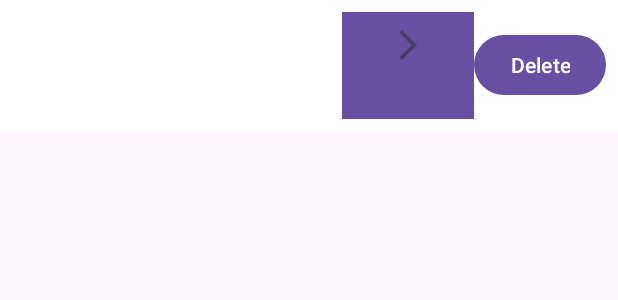
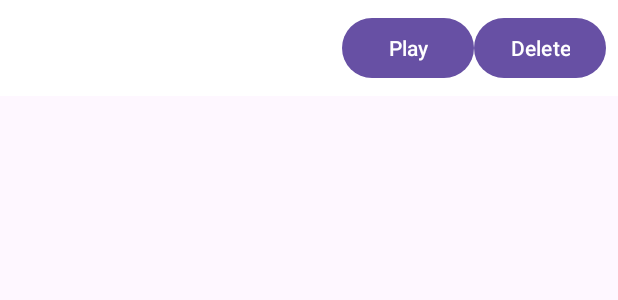
Before and after one commit to astrinleonid/HelloWorldApp, an Android app built with Jetpack Compose: the layout file_list_with_buttons.xml on its own in the app's theme, with its tools: preview values and no code run, on a phone screen of 412 x 824 dp. Shown: the top 300 px of the screen. Run offline under Robolectric (Android 15) with nearby library versions, the phone set to English and light mode, and no system bars; network calls fail.

Commit message:
Release Alpha

```diff
--- a/app/src/main/res/layout/file_list_with_buttons.xml
+++ b/app/src/main/res/layout/file_list_with_buttons.xml
@@ -15,19 +15,19 @@
         android:textSize="16sp"
         android:paddingEnd="8dp"/>
 
+    <Button
+        android:id="@+id/buttonPlay"
+        android:layout_width="wrap_content"
+        android:layout_height="wrap_content"
+        android:text="Play"/>
+
 <!--    <Button-->
 <!--        android:id="@+id/buttonPlay"-->
 <!--        android:layout_width="wrap_content"-->
 <!--        android:layout_height="wrap_content"-->
-<!--        android:text="Play"/>-->
-
-    <Button
-        android:id="@+id/buttonPlay"
-        android:layout_width="wrap_content"
-        android:layout_height="wrap_content"
-        android:background="@android:color/white"
-        android:drawableTop="@drawable/ic_action_play"
-        android:contentDescription="Play" />
+<!--        android:background="@android:color/white"-->
+<!--        android:drawableTop="@drawable/ic_action_play"-->
+<!--        android:contentDescription="Play" />-->
 
     <Button
         android:id="@+id/buttonDelete"
```
